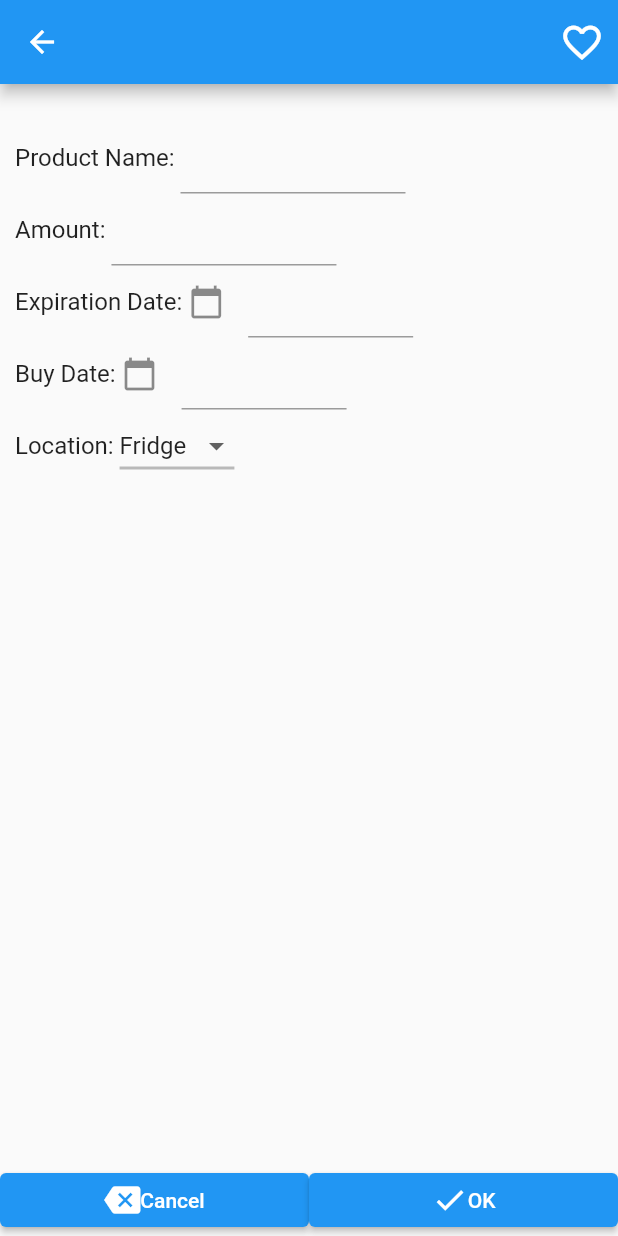
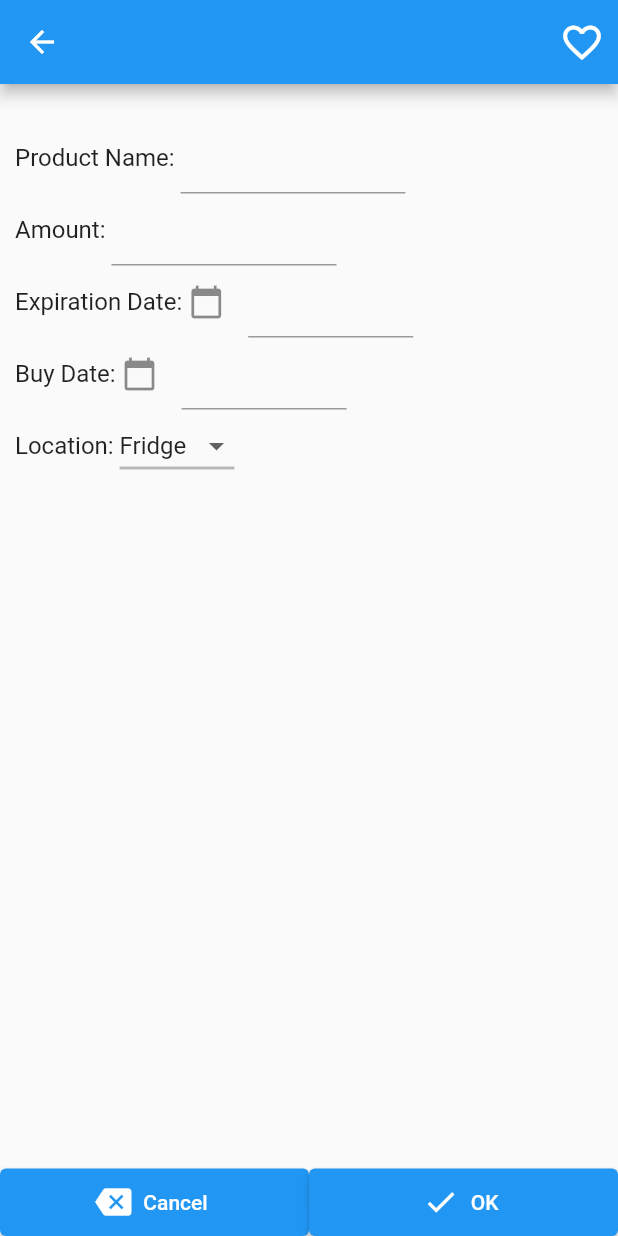
Before and after one commit to taiyo14/fridge_buddy, a Flutter app: the screen it shows after launch, after a tap on the "add" icon, on a phone screen of 412 x 824 dp. Run offline on Flutter 3.47's test engine with Material 2 defaults, Android fonts, the phone set to English and light mode, and no system bars; our stand-ins replace shared_preferences.

Commit message:
adjusted cancel, ok button size

```diff
--- a/lib/Food.dart
+++ b/lib/Food.dart
@@ -10,8 +10,11 @@ class Food{
   int daysUntilExp = 0;
   int age = 0;
   bool favorite = false;
+  bool isEmpty = true;
 
-  Food(String name,String amount,DateTime expDate,DateTime dayBought,String location, bool favorite) {
+  Food();
+
+  Food.fill(String name,String amount,DateTime expDate,DateTime dayBought,String location, bool favorite) {
     this.name = name;
     this.amount = amount;
     this.expDate = expDate;
@@ -20,6 +23,7 @@ class Food{
     this.favorite = favorite;
     this.daysUntilExp = calculateDaysBetween(DateTime.now(), expDate);
     this.age = calculateDaysBetween(dayBought, DateTime.now());
+    this.isEmpty = false;
   }
 
   int calculateDaysBetween(DateTime from, DateTime to){
@@ -49,6 +53,4 @@ class Food{
     'age': age,
   };
 
-
-
 }
--- a/lib/editing_page.dart
+++ b/lib/editing_page.dart
@@ -166,33 +166,31 @@ class _editing_pageState extends State<editing_page> {
           ],
         ),
       ),
-      bottomNavigationBar: Container(
-        child: Row(
+      bottomNavigationBar: Row(
         children: [
-            Expanded(
-              flex: 50,
-              child: ElevatedButton(
+          Expanded(child: SizedBox(
+            height: 45,
+            child: ElevatedButton.icon(
               onPressed: () {
-                    Navigator.pop(context);
+                Navigator.pop(context, Food());
               },
-                  child: Row(
-                    mainAxisAlignment: MainAxisAlignment.center,
-                    children: <Widget>[Icon(Icons.backspace), Text("Cancel")],
-                  )),
+              icon: Icon(Icons.backspace),
+              label: Text("Cancel"),
             ),
-            Expanded(
-              flex: 50,
-              child: ElevatedButton(
+          ),
+          ),
+          Expanded(child: SizedBox(
+            height: 45,
+            child: ElevatedButton.icon(
               onPressed: () {
-                    Navigator.pop(context, Food(nameController.text,amountController.text,testing1,testing2,dropdownValue,favorite));
+                Navigator.pop(context, Food.fill(nameController.text,amountController.text,testing1,testing2,dropdownValue,favorite));
               },
-                  child: Row(
-                    mainAxisAlignment: MainAxisAlignment.center,
-                    children: <Widget>[Icon(Icons.check), Text("OK")],
-                  )),
+              icon: Icon(Icons.check),
+              label: Text("OK"),
             ),
+          ),
+          )
         ],
-        ),
       ),
     );
   }
--- a/lib/main.dart
+++ b/lib/main.dart
@@ -32,7 +32,7 @@ class MyHomePage extends StatefulWidget {
 
   final String title;
 
-  Food item = Food('', '', DateTime(0), DateTime(0), '', false);
+  Food item = Food.fill('', '', DateTime(0), DateTime(0), '', false);
 
   @override
   State<MyHomePage> createState() => _MyHomePageState();
@@ -63,7 +63,6 @@ class _MyHomePageState extends State<MyHomePage>
   void initState() {
     super.initState();
     decodeList();
-    setState(() {});
 
     _tabController = TabController(
       initialIndex: 0,
@@ -82,14 +81,14 @@ class _MyHomePageState extends State<MyHomePage>
   Widget build(BuildContext context) {
     return Scaffold(
       appBar: AppBar(
-        title: Text("Fridge Buddy"),
+        title: const Text("Fridge Buddy"),
         actions: [
           IconButton(
-            icon: Icon(Icons.search),
+            icon: const Icon(Icons.search),
             onPressed: () {},
           ),
           PopupMenuButton(
-            icon: Icon(Icons.more_vert),
+            icon: const Icon(Icons.more_vert),
             onSelected: (value) => setState(() {
               switch (value) {
                 case 'settings':
@@ -129,197 +128,57 @@ class _MyHomePageState extends State<MyHomePage>
       body: TabBarView(controller: _tabController, children: [
         Column(
           children: [
-            if (foodList.length > 0)
-              Expanded(
-                child: ListView.builder(
-                  itemCount: foodList.length,
-                  itemBuilder: (BuildContext context, index) {
-                    return Card(
-                        margin: EdgeInsets.all(15.0),
-                        child: ListTile(
-                          title: Padding(
-                            padding: const EdgeInsets.all(8.0),
-                            child: Row(
-                              children: [
-                                Expanded(child: Text(foodList[index].name)),
-                                Expanded(child: Text(foodList[index].amount))
-                              ],
+            if(foodList.isNotEmpty)
+              displayCards(foodList)
+            else
+              const Expanded(
+                child: Center(
+                  widthFactor: 0.5,
+                  heightFactor: 0.5,
+                  child: Text("No product"),
                 ),
-                          ),
-                          subtitle: Padding(
-                            padding: const EdgeInsets.all(8.0),
-                            child: Column(
-                              crossAxisAlignment: CrossAxisAlignment.start,
-                              children: [
-                                Text('${foodList[index].daysUntilExp} days until expiration on ${foodList[index].expDate?.month}/${foodList[index].expDate?.day}${foodList[index].expDate?.year}'),
-                                Text('${foodList[index].age} days old, bought on ${foodList[index].dayBought?.month}/${foodList[index].dayBought?.day}${foodList[index].dayBought?.year}')
-                              ],
-                            ),
-                          ),
-                          trailing: Padding(
-                              padding: const EdgeInsets.all(8.0),
-                              child: Visibility(
-                                visible: foodList[index].favorite,
-                                child: Icon(
-                                  Icons.favorite,
-                                  color: Colors.red,
-                                ),
-                              )),
-                        ));
-                  },
-                ),
-              )
-            else
-              Visibility(
-                child: Text("No product"),
-                visible: false,
               )
           ],
         ),
         Column(
           children: [
-            if (fridgeList.length > 0)
-              Expanded(
-                child: ListView.builder(
-                  itemCount: fridgeList.length,
-                  itemBuilder: (BuildContext context, index) {
-                    return Card(
-                        margin: EdgeInsets.all(15.0),
-                        child: ListTile(
-                          title: Padding(
-                            padding: const EdgeInsets.all(8.0),
-                            child: Row(
-                              children: [
-                                Expanded(child: Text(fridgeList[index].name)),
-                                Expanded(child: Text(fridgeList[index].amount))
-                              ],
+            if(fridgeList.isNotEmpty)
+              displayCards(fridgeList)
+            else
+              const Expanded(
+                child: Center(
+                  widthFactor: 0.5,
+                  heightFactor: 0.5,
+                  child: Text("No product"),
                 ),
-                          ),
-                          subtitle: Padding(
-                            padding: const EdgeInsets.all(8.0),
-                            child: Column(
-                              crossAxisAlignment: CrossAxisAlignment.start,
-                              children: [
-                                Text('${fridgeList[index].daysUntilExp} days until expiration on ${fridgeList[index].expDate?.month}/${fridgeList[index].expDate?.day}${fridgeList[index].expDate?.year}'),
-                                Text('${fridgeList[index].age} days old, bought on ${fridgeList[index].dayBought?.month}/${fridgeList[index].dayBought?.day}${fridgeList[index].dayBought?.year}')
-                              ],
-                            ),
-                          ),
-                          trailing: Padding(
-                              padding: const EdgeInsets.all(8.0),
-                              child: Visibility(
-                                visible: fridgeList[index].favorite,
-                                child: Icon(
-                                  Icons.favorite,
-                                  color: Colors.red,
-                                ),
-                              )),
-                        ));
-                  },
-                ),
-              )
-            else
-              Visibility(
-                child: Text("No product"),
-                visible: false,
               )
           ],
         ),
         Column(
           children: [
-            if (freezerList.length > 0)
-              Expanded(
-                child: ListView.builder(
-                  itemCount: freezerList.length,
-                  itemBuilder: (BuildContext context, index) {
-                    return Card(
-                        margin: EdgeInsets.all(15.0),
-                        child: ListTile(
-                          title: Padding(
-                            padding: const EdgeInsets.all(8.0),
-                            child: Row(
-                              children: [
-                                Expanded(child: Text(freezerList[index].name)),
-                                Expanded(child: Text(freezerList[index].amount))
-                              ],
+            if(freezerList.isNotEmpty)
+              displayCards(freezerList)
+            else
+              const Expanded(
+                child: Center(
+                  widthFactor: 0.5,
+                  heightFactor: 0.5,
+                  child: Text("No product"),
                 ),
-                          ),
-                          subtitle: Padding(
-                            padding: const EdgeInsets.all(8.0),
-                            child: Column(
-                              crossAxisAlignment: CrossAxisAlignment.start,
-                              children: [
-                                Text('${freezerList[index].daysUntilExp} days until expiration on ${freezerList[index].expDate?.month}/${freezerList[index].expDate?.day}${freezerList[index].expDate?.year}'),
-                                Text('${freezerList[index].age} days old, bought on ${freezerList[index].dayBought?.month}/${freezerList[index].dayBought?.day}${freezerList[index].dayBought?.year}')
-                              ],
-                            ),
-                          ),
-                          trailing: Padding(
-                              padding: const EdgeInsets.all(8.0),
-                              child: Visibility(
-                                visible: freezerList[index].favorite,
-                                child: Icon(
-                                  Icons.favorite,
-                                  color: Colors.red,
-                                ),
-                              )),
-                        ));
-                  },
-                ),
-              )
-            else
-              Visibility(
-                child: Text("No product"),
-                visible: false,
               )
           ],
         ),
         Column(
           children: [
-            if (pantryList.length > 0)
-              Expanded(
-                child: ListView.builder(
-                  itemCount: pantryList.length,
-                  itemBuilder: (BuildContext context, index) {
-                    return Card(
-                        margin: EdgeInsets.all(15.0),
-                        child: ListTile(
-                          title: Padding(
-                            padding: const EdgeInsets.all(8.0),
-                            child: Row(
-                              children: [
-                                Expanded(child: Text(pantryList[index].name)),
-                                Expanded(child: Text(pantryList[index].amount))
-                              ],
+            if(pantryList.isNotEmpty)
+              displayCards(pantryList)
+            else
+              const Expanded(
+                child: Center(
+                  widthFactor: 0.5,
+                  heightFactor: 0.5,
+                  child: Text("No product"),
                 ),
-                          ),
-                          subtitle: Padding(
-                            padding: const EdgeInsets.all(8.0),
-                            child: Column(
-                              crossAxisAlignment: CrossAxisAlignment.start,
-                              children: [
-                                Text('${pantryList[index].daysUntilExp} days until expiration on ${pantryList[index].expDate?.month}/${pantryList[index].expDate?.day}${pantryList[index].expDate?.year}'),
-                                Text('${pantryList[index].age} days old, bought on ${pantryList[index].dayBought?.month}/${pantryList[index].dayBought?.day}${pantryList[index].dayBought?.year}')
-                              ],
-                            ),
-                          ),
-                          trailing: Padding(
-                              padding: const EdgeInsets.all(8.0),
-                              child: Visibility(
-                                visible: pantryList[index].favorite,
-                                child: Icon(
-                                  Icons.favorite,
-                                  color: Colors.red,
-                                ),
-                              )),
-                        ));
-                  },
-                ),
-              )
-            else
-              Visibility(
-                child: Text("No product"),
-                visible: false,
               )
           ],
         ),
@@ -331,7 +190,7 @@ class _MyHomePageState extends State<MyHomePage>
           Container(
             margin: EdgeInsets.only(left: 35),
             child: PopupMenuButton(
-              icon: Icon(Icons.filter_list_sharp),
+              icon: const Icon(Icons.filter_list_sharp),
               onSelected: (value) => setState(() {
                 _selectedView = value.toString();
                 _sortFoodList();
@@ -345,22 +204,22 @@ class _MyHomePageState extends State<MyHomePage>
                 CheckedPopupMenuItem(
                   checked: _selectedView == 'name',
                   value: 'name',
-                  child: Text('Name'),
+                  child: const Text('Name'),
                 ),
                 CheckedPopupMenuItem(
                   checked: _selectedView == 'age',
                   value: 'age',
-                  child: Text('Age'),
+                  child: const Text('Age'),
                 ),
                 CheckedPopupMenuItem(
                   checked: _selectedView == 'expDate',
                   value: 'expDate',
-                  child: Text('Exp Date'),
+                  child: const Text('Exp Date'),
                 ),
                 CheckedPopupMenuItem(
                   checked: _selectedView == 'favorite',
                   value: 'favorite',
-                  child: Text('Favorite'),
+                  child: const Text('Favorite'),
                 ),
               ],
             ),
@@ -369,7 +228,6 @@ class _MyHomePageState extends State<MyHomePage>
           FloatingActionButton(
             onPressed: () {
               _navigateAndDisplaySelection(context);
-              setState(() {});
             },
             tooltip: 'Add new item',
             child: const Icon(Icons.add),
@@ -380,93 +238,158 @@ class _MyHomePageState extends State<MyHomePage>
     );
   }
 
+  Expanded displayCards(List<Food> list) {
+    try {
+      return Expanded(
+        child: ListView.builder(
+          itemCount: list.length,
+          itemBuilder: (BuildContext context, index) {
+             return Card(
+                margin: EdgeInsets.all(15.0),
+                child: ListTile(
+                  onTap: () {
+
+                  },
+                  title: Padding(
+                    padding: const EdgeInsets.all(8.0),
+                    child: Row(
+                      children: [
+                        Expanded(child: Text(list[index].name)),
+                        Expanded(child: Text(list[index].amount))
+                      ],
+                    ),
+                  ),
+                  subtitle: Padding(
+                    padding: const EdgeInsets.all(8.0),
+                    child: Column(
+                      crossAxisAlignment: CrossAxisAlignment.start,
+                      children: [
+                        Text('${list[index].daysUntilExp} days until expiration on ${list[index].expDate?.month}/${list[index].expDate?.day}${list[index].expDate?.year}'),
+                        Text('${list[index].age} days old, bought on ${list[index].dayBought?.month}/${list[index].dayBought?.day}${list[index].dayBought?.year}')
+                      ],
+                    ),
+                  ),
+                  trailing: Padding(
+                      padding: const EdgeInsets.all(8.0),
+                      child: Visibility(
+                        visible: list[index].favorite,
+                        child: Icon(
+                          Icons.favorite,
+                          color: Colors.red,
+                        ),
+                      )),
+                ));
+          },
+        ),
+      );
+    } catch (e) {
+      throw new Exception("Empty list");
+    }
+
+  }
+
   void _navigateAndDisplaySelection(BuildContext context) async {
     final result = await Navigator.push(
       context,
       MaterialPageRoute(builder: (context) => const editing_page()),
     );
 
+    if(!result.isEmpty) {
       setState(() {
         widget.item = result;
         foodList.add(result);
         _sortFoodList();
-      encodeList();
+        switch(result.location) {
+          case 'Fridge': {fridgeList.add(result);}
+          break;
+          case 'Freezer': {freezerList.add(result);}
+          break;
+          case 'Pantry': {pantryList.add(result);}
+          break;
+        }
+        encodeList(result);
       });
+    }
   }
 
   _clearData() async {
     SharedPreferences sharedPref = await SharedPreferences.getInstance();
     sharedPref.remove('All');
+    sharedPref.remove('Fridge');
+    sharedPref.remove('Freezer');
+    sharedPref.remove('Pantry');
+    setState(() {
+      foodList = [];
+      fridgeList = [];
+      freezerList = [];
+      pantryList = [];
+    });
   }
 
-  Future<void> encodeList() async {
+  Future<void> encodeList(Food item) async {
     SharedPreferences sharedPref = await SharedPreferences.getInstance();
     await sharedPref.setString('All', jsonEncode(foodList));
-    setState(() {});
+    switch(item.location) {
+      case 'Fridge': {await sharedPref.setString('Fridge', jsonEncode(fridgeList));}
+        break;
+      case 'Freezer': {await sharedPref.setString('Freezer', jsonEncode(freezerList));}
+        break;
+      case 'Pantry': {await sharedPref.setString('Pantry', jsonEncode(pantryList));}
+        break;
+    }
   }
 
   Future<void> decodeList() async {
     SharedPreferences sharedPref = await SharedPreferences.getInstance();
-    String? userPref = sharedPref.getString('All');
-    if (userPref != null) {
-      foodList =
-          (json.decode(userPref) as List).map((i) => Food.fromJson(i)).toList();
-      _sortFoodList();
-      for (int i = 1; i <= storageKey.length - 1; i++) {
-        switch (storageKey[i]) {
-          case 'Fridge':
-            {
-              //fridgeList.clear();
-              for (int j = 0; j <= foodList.length - 1; j++) {
-                if (foodList[j].location == storageKey[i])
-                  fridgeList.add(foodList[j]);
+    List<List<Food>> temp2d = [];
+    for(int i=0; i<storageKey.length; i++){
+      List<Food> temp = [];
+      String? userPref = sharedPref.getString(storageKey[i]);
+      if(userPref != null) {
+        temp = (json.decode(userPref) as List).map((j) => Food.fromJson(j)).toList();
+        temp2d.add(temp);
       }
     }
-            break;
-          case 'Freezer':
-            {
-              // freezerList.clear();
-              for (int j = 0; j <= foodList.length - 1; j++) {
-                if (foodList[j].location == storageKey[i])
-                  freezerList.add(foodList[j]);
-              }
-            }
-            break;
-          case 'Pantry':
-            {
-              // pantryList.clear();
-              for (int j = 0; j <= foodList.length - 1; j++) {
-                if (foodList[j].location == storageKey[i])
-                  pantryList.add(foodList[j]);
-              }
-            }
-            break;
-        }
-      }
+    if(temp2d.isNotEmpty) {
+      setState(() {
+        foodList = List.from(temp2d[0]);
+        fridgeList = List.from(temp2d[1]);
+        freezerList = List.from(temp2d[2]);
+        pantryList = List.from(temp2d[3]);
+      });
     }
   }
 
   _sortFoodList() {
     switch (_selectedView) {
-      case 'name':
+      case 'name':{
         foodList.sort((a, b) => a.name.compareTo(b.name));
+        fridgeList.sort((a, b) => a.name.compareTo(b.name));
+        freezerList.sort((a, b) => a.name.compareTo(b.name));
+        pantryList.sort((a, b) => a.name.compareTo(b.name));
+      }
+
         break;
 
       case 'age':
         foodList.sort((a, b) => a.age.compareTo(b.age));
+        fridgeList.sort((a, b) => a.age.compareTo(b.age));
+        freezerList.sort((a, b) => a.age.compareTo(b.age));
+        pantryList.sort((a, b) => a.age.compareTo(b.age));
         break;
 
       case 'expDate':
         foodList.sort((a, b) => a.daysUntilExp.compareTo(b.daysUntilExp));
+        fridgeList.sort((a, b) => a.daysUntilExp.compareTo(b.daysUntilExp));
+        freezerList.sort((a, b) => a.daysUntilExp.compareTo(b.daysUntilExp));
+        pantryList.sort((a, b) => a.daysUntilExp.compareTo(b.daysUntilExp));
         break;
 
       case 'favorite':
-        foodList.sort((a, b) {
-          if (b.favorite) {
-            return 1;
-          }
-          return -1;
-        });
+        foodList.sort((a, b) => b.favorite ? 1 : -1);
+        fridgeList.sort((a, b) => b.favorite ? 1 : -1);
+        freezerList.sort((a, b) => b.favorite ? 1 : -1);
+        pantryList.sort((a, b) => b.favorite ? 1 : -1);
         break;
     }
   }
```
Lines whose indentation alone changed are shown as unchanged.
